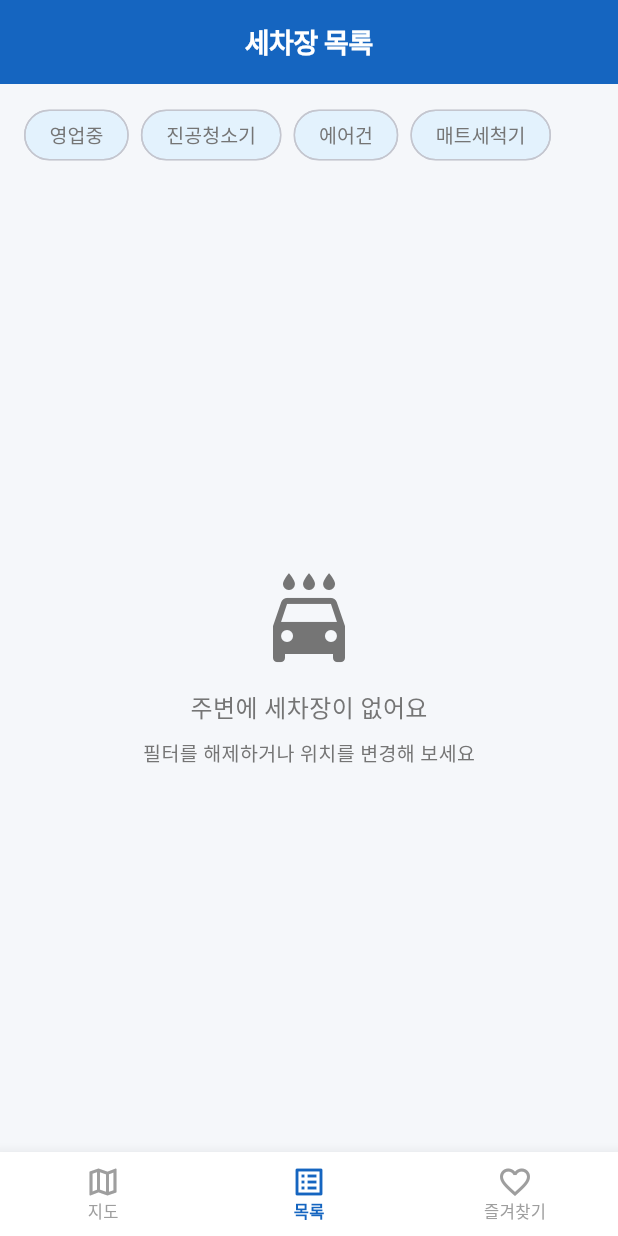
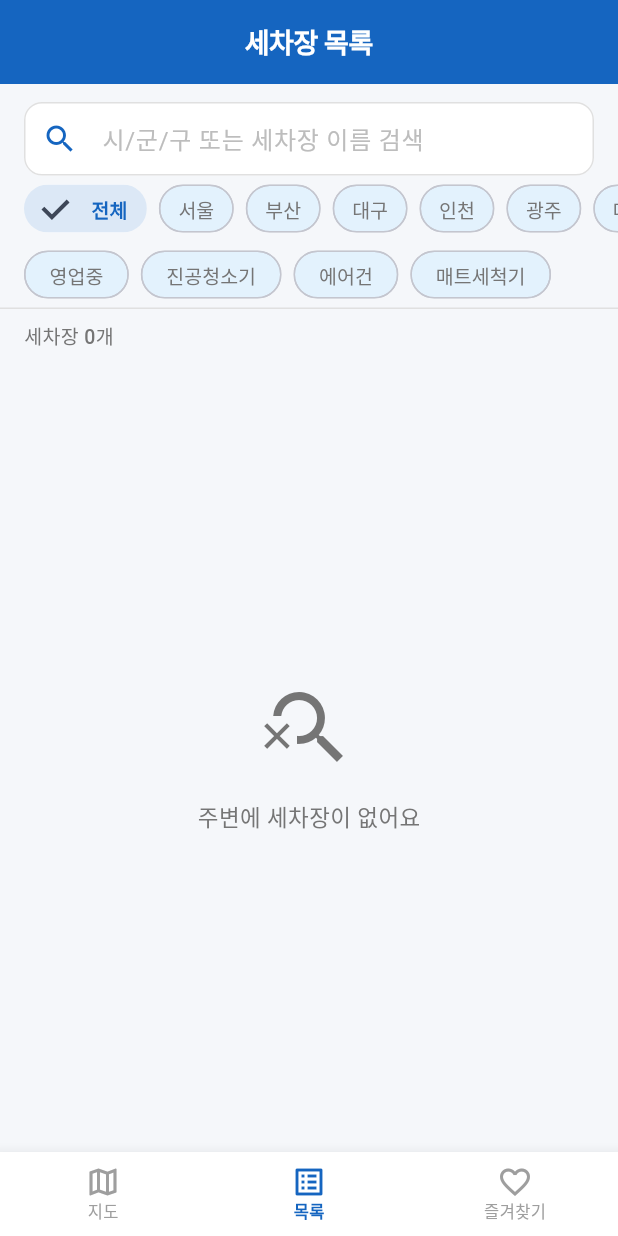
Before and after one commit to chonghg22/infowash-flutter, a Flutter app: the ListScreen screen opened by its route, on a phone screen of 412 x 824 dp. Run offline on Flutter 3.47's test engine with Material 3 defaults, Android fonts, the phone set to English and light mode, and no system bars; our stand-ins replace flutter_riverpod, freezed_annotation, geolocator, go_router, supabase_flutter; missing offline and left inert: flutter_naver_map; accounts and stored records are empty.

Commit message:
feat: 목록 화면 전체 조회 및 지역 검색 필터 추가

```diff
--- a/lib/presentation/screens/list/list_screen.dart
+++ b/lib/presentation/screens/list/list_screen.dart
@@ -4,98 +4,142 @@ import 'package:go_router/go_router.dart';
 
 import '../../../core/router/app_router.dart';
 import '../../../core/theme/app_theme.dart';
-import '../../../data/models/car_wash.dart';
-import '../../../providers/car_wash_provider.dart';
+import '../../../providers/list_provider.dart';
 import '../../widgets/car_wash_card.dart';
 
-// 필터 상태 (list 화면 내에서만 사용)
-final _listFilterProvider = StateProvider<Set<String>>((ref) => const {});
+// 지역 빠른 선택 칩 목록
+const _regionChips = ['전체', '서울', '부산', '대구', '인천', '광주', '대전', '울산', '경기'];
 
-class ListScreen extends ConsumerWidget {
+// 편의시설 필터 목록
+const _facilityFilters = ['영업중', '진공청소기', '에어건', '매트세척기'];
+
+class ListScreen extends ConsumerStatefulWidget {
   const ListScreen({super.key});
 
   @override
-  Widget build(BuildContext context, WidgetRef ref) {
-    final nearbyAsync = ref.watch(nearbyCarWashesProvider);
-    final filters = ref.watch(_listFilterProvider);
+  ConsumerState<ListScreen> createState() => _ListScreenState();
+}
+
+class _ListScreenState extends ConsumerState<ListScreen> {
+  final _searchController = TextEditingController();
+
+  @override
+  void dispose() {
+    _searchController.dispose();
+    super.dispose();
+  }
+
+  void _setSearchQuery(String query) {
+    _searchController.text = query;
+    ref.read(listFilterStateProvider.notifier).update(
+          (s) => s.copyWith(searchQuery: query),
+        );
+  }
+
+  void _toggleFacility(String label, bool on) {
+    ref.read(listFilterStateProvider.notifier).update((s) {
+      final next = Set<String>.from(s.facilityFilters);
+      on ? next.add(label) : next.remove(label);
+      return s.copyWith(facilityFilters: next);
+    });
+  }
+
+  @override
+  Widget build(BuildContext context) {
+    final filter = ref.watch(listFilterStateProvider);
+    final filteredAsync = ref.watch(filteredCarWashListProvider);
 
     return Scaffold(
       appBar: AppBar(title: const Text('세차장 목록')),
-      body: nearbyAsync.when(
-        data: (list) => _ListBody(list: list, filters: filters),
-        loading: () => const Center(child: CircularProgressIndicator()),
-        error: (e, _) => Center(
-          child: Column(
-            mainAxisSize: MainAxisSize.min,
+      body: Column(
         children: [
-              const Icon(Icons.error_outline, size: 48, color: AppTheme.error),
-              const SizedBox(height: 12),
-              const Text(
-                '오류가 발생했습니다',
-                style: TextStyle(color: AppTheme.textSecondary),
+          // ── 검색바 ───────────────────────────────────────────────
+          Padding(
+            padding: const EdgeInsets.fromLTRB(16, 12, 16, 0),
+            child: TextField(
+              controller: _searchController,
+              decoration: InputDecoration(
+                hintText: '시/군/구 또는 세차장 이름 검색',
+                prefixIcon:
+                    const Icon(Icons.search, color: AppTheme.primary),
+                suffixIcon: filter.searchQuery.isNotEmpty
+                    ? IconButton(
+                        icon: const Icon(Icons.clear),
+                        onPressed: () => _setSearchQuery(''),
+                      )
+                    : null,
+                contentPadding: const EdgeInsets.symmetric(
+                    horizontal: 16, vertical: 12),
+                border: OutlineInputBorder(
+                  borderRadius: BorderRadius.circular(12),
+                  borderSide: BorderSide.none,
                 ),
-              const SizedBox(height: 16),
-              ElevatedButton(
-                onPressed: () => ref.invalidate(nearbyCarWashesProvider),
-                child: const Text('다시 시도'),
+                filled: true,
+                fillColor: Colors.white,
               ),
-            ],
+              onChanged: (v) => ref
+                  .read(listFilterStateProvider.notifier)
+                  .update((s) => s.copyWith(searchQuery: v)),
             ),
           ),
-      ),
-    );
-  }
-}
 
-class _ListBody extends ConsumerWidget {
-  const _ListBody({required this.list, required this.filters});
-
-  final List<CarWash> list;
-  final Set<String> filters;
-
-  static const _filterLabels = ['영업중', '진공청소기', '에어건', '매트세척기'];
-
-  List<CarWash> _applyFilters(List<CarWash> items, Set<String> filters) {
-    if (filters.isEmpty) return items;
-    return items.where((c) {
-      if (filters.contains('영업중') && c.status != 'ACTIVE') return false;
-      if (filters.contains('진공청소기') && !c.hasVacuum) return false;
-      if (filters.contains('에어건') && !c.hasAirGun) return false;
-      if (filters.contains('매트세척기') && !c.hasMatWash) return false;
-      return true;
-    }).toList();
-  }
-
-  @override
-  Widget build(BuildContext context, WidgetRef ref) {
-    final filtered = _applyFilters(list, filters);
-
-    return RefreshIndicator(
-      onRefresh: () async => ref.invalidate(nearbyCarWashesProvider),
-      child: CustomScrollView(
-        slivers: [
-          // ── 필터 칩 ───────────────────────────────────────────
-          SliverToBoxAdapter(
-            child: SingleChildScrollView(
+          // ── 지역 빠른 선택 칩 ────────────────────────────────────
+          SizedBox(
+            height: 44,
+            child: ListView.separated(
               scrollDirection: Axis.horizontal,
               padding:
-                  const EdgeInsets.symmetric(horizontal: 16, vertical: 10),
-              child: Row(
-                children: _filterLabels.map((label) {
-                  final selected = filters.contains(label);
-                  return Padding(
-                    padding: const EdgeInsets.only(right: 8),
-                    child: FilterChip(
+                  const EdgeInsets.symmetric(horizontal: 16, vertical: 6),
+              itemCount: _regionChips.length,
+              separatorBuilder: (_, __) => const SizedBox(width: 8),
+              itemBuilder: (context, i) {
+                final region = _regionChips[i];
+                final isSelected = region == '전체'
+                    ? filter.searchQuery.isEmpty
+                    : filter.searchQuery == region;
+
+                return ChoiceChip(
+                  label: Text(region),
+                  selected: isSelected,
+                  onSelected: (_) =>
+                      _setSearchQuery(region == '전체' ? '' : region),
+                  selectedColor:
+                      AppTheme.primary.withValues(alpha: 0.15),
+                  labelStyle: TextStyle(
+                    color: isSelected
+                        ? AppTheme.primary
+                        : AppTheme.textSecondary,
+                    fontWeight: isSelected
+                        ? FontWeight.w600
+                        : FontWeight.normal,
+                    fontSize: 13,
+                  ),
+                  padding: const EdgeInsets.symmetric(horizontal: 4),
+                );
+              },
+            ),
+          ),
+
+          // ── 편의시설 필터 칩 ─────────────────────────────────────
+          SizedBox(
+            height: 44,
+            child: ListView.separated(
+              scrollDirection: Axis.horizontal,
+              padding:
+                  const EdgeInsets.symmetric(horizontal: 16, vertical: 6),
+              itemCount: _facilityFilters.length,
+              separatorBuilder: (_, __) => const SizedBox(width: 8),
+              itemBuilder: (context, i) {
+                final label = _facilityFilters[i];
+                final selected =
+                    filter.facilityFilters.contains(label);
+
+                return FilterChip(
                   label: Text(label),
                   selected: selected,
-                      onSelected: (on) {
-                        final notifier =
-                            ref.read(_listFilterProvider.notifier);
-                        final next = Set<String>.from(notifier.state);
-                        on ? next.add(label) : next.remove(label);
-                        notifier.state = next;
-                      },
-                      selectedColor: AppTheme.primary.withValues(alpha: 0.15),
+                  onSelected: (on) => _toggleFacility(label, on),
+                  selectedColor:
+                      AppTheme.primary.withValues(alpha: 0.15),
                   checkmarkColor: AppTheme.primary,
                   labelStyle: TextStyle(
                     color: selected
@@ -106,58 +150,119 @@ class _ListBody extends ConsumerWidget {
                         : FontWeight.normal,
                     fontSize: 13,
                   ),
-                    ),
                 );
-                }).toList(),
-              ),
+              },
             ),
           ),
 
-          // ── 목록 또는 빈 상태 ─────────────────────────────────
-          if (filtered.isEmpty)
-            const SliverFillRemaining(
-              child: Center(
-                child: Column(
-                  mainAxisSize: MainAxisSize.min,
+          const Divider(height: 1),
+
+          // ── 결과 수 ──────────────────────────────────────────────
+          filteredAsync.when(
+            data: (list) => Padding(
+              padding:
+                  const EdgeInsets.symmetric(horizontal: 16, vertical: 8),
+              child: Row(
                 children: [
-                    Icon(
-                      Icons.local_car_wash,
-                      size: 64,
+                  Text(
+                    '세차장 ${list.length}개',
+                    style: const TextStyle(
+                      fontSize: 13,
                       color: AppTheme.textSecondary,
-                    ),
-                    SizedBox(height: 16),
-                    Text(
-                      '주변에 세차장이 없어요',
-                      style: TextStyle(
-                        color: AppTheme.textSecondary,
-                        fontSize: 16,
                       fontWeight: FontWeight.w500,
-                      ),
-                    ),
-                    SizedBox(height: 8),
-                    Text(
-                      '필터를 해제하거나 위치를 변경해 보세요',
-                      style: TextStyle(
-                        color: AppTheme.textSecondary,
-                        fontSize: 13,
                     ),
                   ),
                 ],
               ),
             ),
-            )
-          else
-            SliverPadding(
-              padding: const EdgeInsets.fromLTRB(16, 0, 16, 16),
-              sliver: SliverList.separated(
-                itemCount: filtered.length,
-                separatorBuilder: (_, __) => const SizedBox(height: 12),
+            loading: () => const SizedBox(height: 36),
+            error: (_, __) => const SizedBox(height: 36),
+          ),
+
+          // ── 목록 ────────────────────────────────────────────────
+          Expanded(
+            child: filteredAsync.when(
+              loading: () =>
+                  const Center(child: CircularProgressIndicator()),
+              error: (e, _) => Center(
+                child: Column(
+                  mainAxisSize: MainAxisSize.min,
+                  children: [
+                    const Icon(Icons.error_outline,
+                        size: 48, color: AppTheme.error),
+                    const SizedBox(height: 12),
+                    const Text(
+                      '데이터를 불러올 수 없습니다',
+                      style: TextStyle(color: AppTheme.textSecondary),
+                    ),
+                    const SizedBox(height: 16),
+                    ElevatedButton(
+                      onPressed: () =>
+                          ref.invalidate(allCarWashListProvider),
+                      child: const Text('다시 시도'),
+                    ),
+                  ],
+                ),
+              ),
+              data: (list) {
+                if (list.isEmpty) {
+                  return Center(
+                    child: Column(
+                      mainAxisSize: MainAxisSize.min,
+                      children: [
+                        const Icon(
+                          Icons.search_off,
+                          size: 64,
+                          color: AppTheme.textSecondary,
+                        ),
+                        const SizedBox(height: 16),
+                        Text(
+                          filter.searchQuery.isNotEmpty
+                              ? '\'${filter.searchQuery}\' 근처 세차장이 없어요'
+                              : '주변에 세차장이 없어요',
+                          style: const TextStyle(
+                            color: AppTheme.textSecondary,
+                            fontSize: 15,
+                            fontWeight: FontWeight.w500,
+                          ),
+                        ),
+                        if (filter.searchQuery.isNotEmpty ||
+                            filter.facilityFilters.isNotEmpty) ...[
+                          const SizedBox(height: 8),
+                          TextButton(
+                            onPressed: () {
+                              _setSearchQuery('');
+                              ref
+                                  .read(listFilterStateProvider.notifier)
+                                  .update((s) => s.copyWith(
+                                        facilityFilters: const {},
+                                      ));
+                            },
+                            child: const Text('필터 초기화'),
+                          ),
+                        ],
+                      ],
+                    ),
+                  );
+                }
+
+                return RefreshIndicator(
+                  onRefresh: () async =>
+                      ref.invalidate(allCarWashListProvider),
+                  child: ListView.separated(
+                    padding: const EdgeInsets.fromLTRB(16, 4, 16, 16),
+                    itemCount: list.length,
+                    separatorBuilder: (_, __) =>
+                        const SizedBox(height: 12),
                     itemBuilder: (context, index) {
-                  final carWash = filtered[index];
+                      final carWash = list[index];
                       return GestureDetector(
-                    onTap: () =>
-                        context.push(AppRoutes.detailPath(carWash.id)),
+                        onTap: () => context
+                            .push(AppRoutes.detailPath(carWash.id)),
                         child: CarWashCard(carWash: carWash),
+                      );
+                    },
+                  ),
                 );
               },
             ),
--- /dev/null
+++ b/lib/providers/list_provider.dart
@@ -0,0 +1,81 @@
+import 'package:flutter_riverpod/flutter_riverpod.dart';
+
+import '../core/constants/app_constants.dart';
+import '../data/models/car_wash.dart';
+import 'car_wash_provider.dart';
+import 'location_provider.dart';
+
+// ── 필터 상태 ──────────────────────────────────────────────────────────────────
+class ListFilterState {
+  const ListFilterState({
+    this.searchQuery = '',
+    this.facilityFilters = const {},
+  });
+
+  final String searchQuery;
+  final Set<String> facilityFilters;
+
+  ListFilterState copyWith({
+    String? searchQuery,
+    Set<String>? facilityFilters,
+  }) {
+    return ListFilterState(
+      searchQuery: searchQuery ?? this.searchQuery,
+      facilityFilters: facilityFilters ?? this.facilityFilters,
+    );
+  }
+}
+
+final listFilterStateProvider =
+    StateProvider<ListFilterState>((ref) => const ListFilterState());
+
+// ── 전체 세차장 목록 (거리순 정렬) ────────────────────────────────────────────
+final allCarWashListProvider = FutureProvider<List<CarWash>>((ref) async {
+  final repo = ref.watch(carWashRepositoryProvider);
+  // 마지막으로 알려진 위치 사용 (없으면 서울 기본값)
+  final position = ref.read(locationNotifierProvider).valueOrNull;
+  final lat = position?.latitude ?? AppConstants.defaultLatitude;
+  final lng = position?.longitude ?? AppConstants.defaultLongitude;
+  return repo.getAllCarWashes(lat: lat, lng: lng);
+});
+
+// ── 필터 적용된 목록 ──────────────────────────────────────────────────────────
+final filteredCarWashListProvider =
+    Provider<AsyncValue<List<CarWash>>>((ref) {
+  final allAsync = ref.watch(allCarWashListProvider);
+  final filter = ref.watch(listFilterStateProvider);
+
+  return allAsync.whenData((all) {
+    var result = all;
+
+    // 지역/이름 검색
+    if (filter.searchQuery.isNotEmpty) {
+      final q = filter.searchQuery.toLowerCase();
+      result = result.where((c) {
+        return c.address.toLowerCase().contains(q) ||
+            (c.roadAddress?.toLowerCase().contains(q) ?? false) ||
+            c.name.toLowerCase().contains(q);
+      }).toList();
+    }
+
+    // 편의시설 필터
+    for (final f in filter.facilityFilters) {
+      result = result.where((c) {
+        switch (f) {
+          case '영업중':
+            return c.status == 'ACTIVE';
+          case '진공청소기':
+            return c.hasVacuum;
+          case '에어건':
+            return c.hasAirGun;
+          case '매트세척기':
+            return c.hasMatWash;
+          default:
+            return true;
+        }
+      }).toList();
+    }
+
+    return result;
+  });
+});
```
Also changed, not shown: lib/data/repositories/car_wash_repository.dart (+27 -0 lines). Lines whose indentation alone changed are shown as unchanged.
